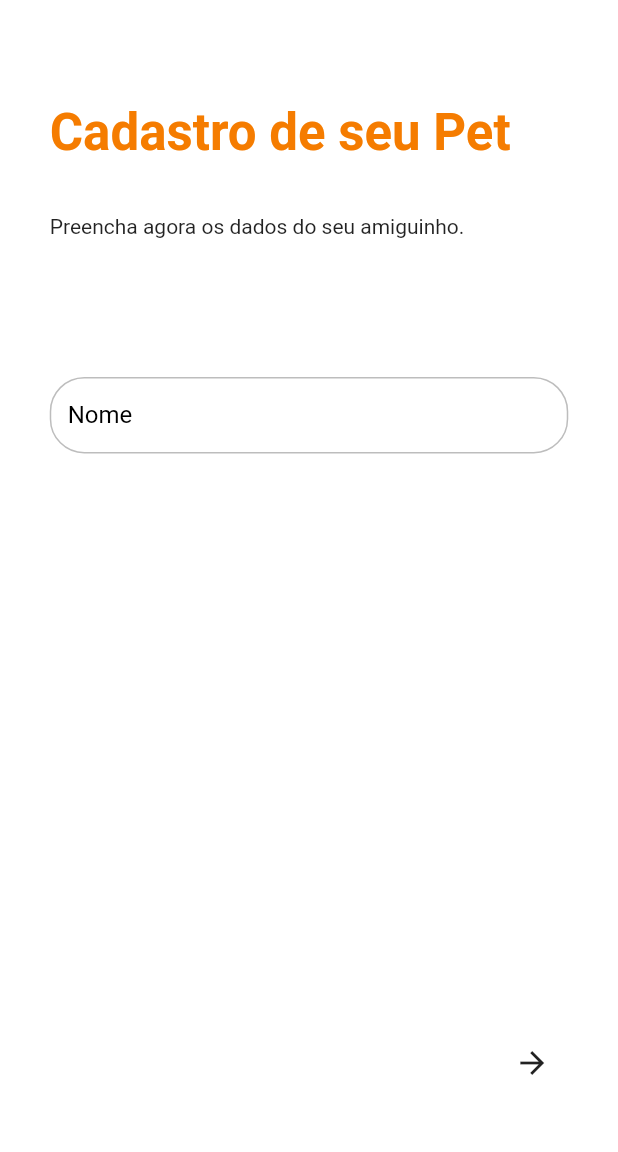
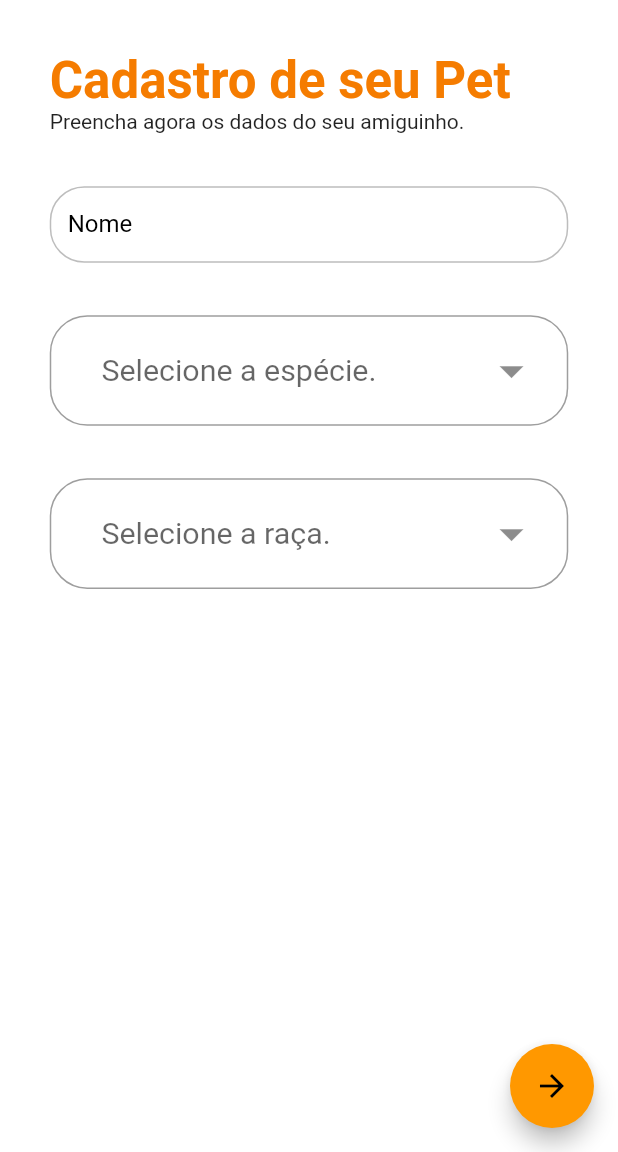
Before and after one commit to renatorv/projetoapp, a Flutter app: the RegisterPetPage screen opened by its route, on a phone screen of 412 x 824 dp, the part 84-1236 px from its top. Run offline on Flutter 3.47's test engine with Material 2 defaults, Android fonts, the phone set to English and light mode, and no system bars; our stand-ins replace dropdown_button2, firebase_auth, firebase_core, get, google_sign_in, loading_animation_widget and 2 more; missing offline and left inert: flutter_facebook_auth, validatorless; accounts and stored records are empty.

Commit message:
botao para ir para a tela de foto OK.

```diff
--- a/lib/app/modules/register_pet/register_pet_controller.dart
+++ b/lib/app/modules/register_pet/register_pet_controller.dart
@@ -1,120 +1,19 @@
-// import 'package:get/get.dart';
-// import 'package:projetoapp/app/models/pet_model.dart';
-// import 'package:projetoapp/app/repositories/pet_repository.dart';
-
-// class RegisterPetController extends GetxController {
-//   final PetRepository _repository;
-//   RegisterPetController(this._repository);
-//   // final _name = ''.obs;
-//   List<Pet> _pets = [];
-//   @override
-//   void onInit() async {
-//     super.onInit();
-//     PetModel petModel = await _repository.listPets();
-
-//     _pets = petModel.result;
-
-//     ///
-//     // print(pets.result.length);
-
-//     for (var p in petModel.result) {
-//       print(p.name);
-//     }
-//   }
-
-//   List<Pet> get listPets => _pets;
-// }
-// segundo teste
-// import 'package:flutter/material.dart';
-// import 'package:get/get.dart';
-// import 'package:projetoapp/app/models/raca_model.dart';
-// import '../../core/mixins/loader_mixin.dart';
-// import '../../core/mixins/message_mixin.dart';
-// import '../../models/animal_model.dart';
-// import '../../repositories/pet_repository.dart';
-
-// class RegisterPetController extends GetxController
-//     with LoaderMixin, MessageMixin {
-//   final PetRepository _repository;
-
-//   RegisterPetController(this._repository);
-
-//   List<Animal> _animal = [];
-
-//   final _loading = false.obs;
-//   final _message = Rxn<MessageModel>();
-
-//   List<Raca> _racas = [];
-
-//   @override
-//   void onInit() async {
-//     super.onInit();
-
-//     loaderListener(_loading);
-//     messageListener(_message);
-
-//     AnimalModel _animalModel = Get.arguments;
-
-//     _animal = _animalModel.result;
-
-//     for (var p in _animalModel.result) {
-//       print(p.name);
-//     }
-//     update();
-//   }
-
-//   List<Animal> get listAnimals => _animal;
-//   List<Raca> get racas => _racas;
-
-//   Future<void> buscaRacasPet(String pet) async {
-//     try {
-//       _loading.toggle();
-//       _message(null);
-
-//       RacaModel _racaModel = await _repository.pegaRacas(pet);
-
-//       _racas = _racaModel.result;
-
-//       for (var p in _racaModel.result) {
-//         print(p.name);
-//       }
-
-//       _loading.toggle();
-
-//       update();
-//     } catch (e) {
-//       _loading.toggle();
-//       _message(
-//         MessageModel(
-//           title: 'Erro',
-//           message: 'Erro ao validar dados.....',
-//           type: MessageType.error,
-//         ),
-//       );
-//     }
-//   }
-// }
-
-import 'package:flutter/material.dart';
 import 'package:get/get.dart';
-import 'package:projetoapp/app/models/raca_model.dart';
-import '../../core/mixins/loader_mixin.dart';
-import '../../core/mixins/message_mixin.dart';
+import '../../core/mixins/mixins.dart';
 import '../../models/animal_model.dart';
+import '../../models/raca_model.dart';
 import '../../repositories/pet_repository.dart';
 
 class RegisterPetController extends GetxController
     with LoaderMixin, MessageMixin {
   final PetRepository _repository;
-
   RegisterPetController(this._repository);
-
   List<Animal> _animal = [];
 
   final _loading = false.obs;
   final _message = Rxn<MessageModel>();
 
-  List<Raca> _racas = [];
+  List<Raca> _racas = <Raca>[].obs;
 
   @override
   void onInit() async {
@@ -134,9 +33,11 @@ class RegisterPetController extends GetxController
   }
 
   List<Animal> get listAnimals => _animal;
+
   List<Raca> get racas => _racas;
 
   Future<void> buscaRacasPet(String pet) async {
+    _racas = [];
     try {
       _loading.toggle();
       _message(null);
@@ -145,13 +46,11 @@ class RegisterPetController extends GetxController
 
       _racas = _racaModel.result;
 
-      for (var p in _racaModel.result) {
-        print(p.name);
-      }
+      // for (var r in _racas) {
+      //   print('Raça => ${r.name}');
+      // }
 
       _loading.toggle();
-
-      update();
     } catch (e) {
       _loading.toggle();
       _message(
@@ -162,5 +61,6 @@ class RegisterPetController extends GetxController
         ),
       );
     }
+    update();
   }
 }
--- a/lib/app/modules/register_pet/register_pet_page.dart
+++ b/lib/app/modules/register_pet/register_pet_page.dart
@@ -1,193 +1,3 @@
-// import 'package:flutter/material.dart';
-// import 'package:get/get.dart';
-// import 'package:validatorless/validatorless.dart';
-// import '../../components/instapet_appbar.dart';
-// import '../../components/instapet_textformfield.dart';
-// import '../../core/core.dart';
-// import '../../models/animal_model.dart';
-// import '../../models/raca_model.dart';
-// import './register_pet_controller.dart';
-// import 'package:dropdown_button2/dropdown_button2.dart';
-
-// class RegisterPetPage extends StatefulWidget {
-//   static const String ROUTE_PAGE = '/register-pet';
-//   const RegisterPetPage({Key? key}) : super(key: key);
-
-//   @override
-//   State<RegisterPetPage> createState() => _RegisterPetPageState();
-// }
-
-// class _RegisterPetPageState
-//     extends InstaState<RegisterPetPage, RegisterPetController> {
-//   final _formKey = GlobalKey<FormState>();
-//   final _nameEC = TextEditingController();
-
-//   String? selectedValue;
-
-//   @override
-//   Widget build(BuildContext context) {
-//     final Responsive _responsive = Responsive(context);
-//     return Scaffold(
-//       appBar: InstapetAppbar(elevation: 0),
-//       backgroundColor: Colors.white,
-//       body: SingleChildScrollView(
-//         child: IntrinsicHeight(
-//           child: Padding(
-//             padding: EdgeInsets.only(
-//               top: _responsive.dp(3.6),
-//               right: _responsive.dp(3.6),
-//               left: _responsive.dp(3.6),
-//             ),
-//             child: Form(
-//               key: _formKey,
-//               child: Column(
-//                 crossAxisAlignment: CrossAxisAlignment.start,
-//                 children: [
-//                   Text(
-//                     'Cadastro de seu Pet',
-//                     style: context.textTheme.headline4?.copyWith(
-//                         fontWeight: FontWeight.bold,
-//                         color: context.theme.primaryColorDark),
-//                   ),
-//                   Text(
-//                     'Preencha agora os dados do seu amiguinho.',
-//                     style: context.textTheme.bodyText1,
-//                   ),
-//                   SizedBox(height: _responsive.dp(3.8)),
-//                   InstapetTextformfield(
-//                     label: 'Nome',
-//                     controller: _nameEC,
-//                     validator: Validatorless.multiple([
-//                       Validatorless.required('Nome é obrigatório.'),
-//                       Validatorless.min(
-//                         6,
-//                         'Nome deve conter pelo menos 6 caracteres.',
-//                       ),
-//                     ]),
-//                   ),
-//                   SizedBox(height: _responsive.dp(3.8)),
-//                   DropdownButtonFormField2<Animal>(
-//                     scrollbarAlwaysShow: false,
-//                     decoration: InputDecoration(
-//                       isDense: true,
-//                       contentPadding: EdgeInsets.zero,
-//                       border: OutlineInputBorder(
-//                         borderRadius: BorderRadius.circular(25),
-//                       ),
-//                     ),
-//                     isExpanded: true,
-//                     hint: Text(
-//                       'Selecione a espécie.',
-//                       style: TextStyle(fontSize: _responsive.dp(2.2)),
-//                     ),
-//                     icon: const Icon(
-//                       Icons.arrow_drop_down,
-//                       color: Colors.black45,
-//                     ),
-//                     iconSize: _responsive.dp(4.2),
-//                     buttonHeight: _responsive.dp(8),
-//                     buttonPadding: EdgeInsets.only(
-//                         left: _responsive.dp(2), right: _responsive.dp(2)),
-//                     dropdownDecoration: BoxDecoration(
-//                       borderRadius: BorderRadius.circular(15),
-//                     ),
-//                     items: controller.listAnimals
-//                         .map(
-//                           (item) => DropdownMenuItem<Animal>(
-//                             value: item,
-//                             child: Text(
-//                               item.name,
-//                               style: TextStyle(
-//                                 fontSize: _responsive.dp(2.2),
-//                               ),
-//                             ),
-//                           ),
-//                         )
-//                         .toList(),
-//                     validator: (value) {
-//                       if (value == null) {
-//                         return 'Favor selecionar espécie.';
-//                       }
-//                       return null;
-//                     },
-//                     onChanged: (value) {
-//                       var pet = value as Animal;
-//                       print(pet.name);
-//                       print(pet.objectId);
-//                       controller.buscaRacasPet(pet.objectId);
-//                     },
-//                     onSaved: (value) {
-//                       selectedValue = value.toString();
-//                     },
-//                   ),
-//                   SizedBox(height: _responsive.dp(3.8)),
-//                   DropdownButtonFormField2<Raca>(
-//                     scrollbarAlwaysShow: false,
-//                     decoration: InputDecoration(
-//                       isDense: true,
-//                       contentPadding: EdgeInsets.zero,
-//                       border: OutlineInputBorder(
-//                         borderRadius: BorderRadius.circular(25),
-//                       ),
-//                     ),
-//                     isExpanded: true,
-//                     hint: Text(
-//                       'Selecione a raça.',
-//                       style: TextStyle(fontSize: _responsive.dp(2.2)),
-//                     ),
-//                     icon: const Icon(
-//                       Icons.arrow_drop_down,
-//                       color: Colors.black45,
-//                     ),
-//                     iconSize: _responsive.dp(4.2),
-//                     buttonHeight: _responsive.dp(8),
-//                     buttonPadding: EdgeInsets.only(
-//                         left: _responsive.dp(2), right: _responsive.dp(2)),
-//                     dropdownDecoration: BoxDecoration(
-//                       borderRadius: BorderRadius.circular(15),
-//                     ),
-//                     items: controller.racas
-//                         .map(
-//                           (item) => DropdownMenuItem<Raca>(
-//                             value: item,
-//                             child: Obx(
-//                               () {
-//                                 return Text(
-//                                   item.name,
-//                                   style: TextStyle(
-//                                     fontSize: _responsive.dp(2.2),
-//                                   ),
-//                                 );
-//                               },
-//                             ),
-//                           ),
-//                         )
-//                         .toList(),
-//                     validator: (value) {
-//                       if (value == null) {
-//                         return 'Favor selecionar a raça.';
-//                       }
-//                       return null;
-//                     },
-//                     onChanged: (value) {
-//                       var pet = value as Raca;
-//                       print(pet.name);
-//                       print(pet.idRaca);
-//                     },
-//                     onSaved: (value) {
-//                       selectedValue = value.toString();
-//                     },
-//                   ),
-//                 ],
-//               ),
-//             ),
-//           ),
-//         ),
-//       ),
-//     );
-//   }
-// }
-
 import 'package:flutter/material.dart';
 import 'package:get/get.dart';
 import 'package:validatorless/validatorless.dart';
@@ -214,19 +24,30 @@ class _RegisterPetPageState
 
   String? selectedValue;
 
+  // late Raca? racaAtual;?????
+
+  final GlobalKey<FormFieldState> key = GlobalKey<FormFieldState>();
+
   @override
   Widget build(BuildContext context) {
     final Responsive _responsive = Responsive(context);
-    return Scaffold(
+    return GetBuilder<RegisterPetController>(
+      builder: (_) => Scaffold(
+        floatingActionButton: FloatingActionButton(
+          onPressed: () {
+            final formValid = _formKey.currentState?.validate() ?? false;
+
+            if (formValid) {
+              print(_nameEC.text);
+            }
+          },
+          child: Icon(Icons.arrow_forward),
+        ),
         appBar: InstapetAppbar(elevation: 0),
         backgroundColor: Colors.white,
         body: LayoutBuilder(
           builder: (_, constraints) {
             return SingleChildScrollView(
-            child: ConstrainedBox(
-              constraints: BoxConstraints(
-                minHeight: constraints.maxHeight,
-              ),
               child: IntrinsicHeight(
                 child: Padding(
                   padding: EdgeInsets.only(
@@ -238,52 +59,166 @@ class _RegisterPetPageState
                     key: _formKey,
                     child: Column(
                       crossAxisAlignment: CrossAxisAlignment.start,
-                      mainAxisAlignment: MainAxisAlignment.spaceEvenly,
                       children: [
-                        SizedBox(height: _responsive.dp(3.8)),
                         Text(
                           'Cadastro de seu Pet',
                           style: context.textTheme.headline4?.copyWith(
                               fontWeight: FontWeight.bold,
                               color: context.theme.primaryColorDark),
                         ),
-                        SizedBox(height: _responsive.dp(3.8)),
                         Text(
                           'Preencha agora os dados do seu amiguinho.',
                           style: context.textTheme.bodyText1,
                         ),
-                        SizedBox(height: _responsive.dp(10)),
+                        SizedBox(height: _responsive.dp(3.8)),
                         InstapetTextformfield(
                           label: 'Nome',
                           controller: _nameEC,
                           validator: Validatorless.multiple([
                             Validatorless.required('Nome é obrigatório.'),
                             Validatorless.min(
-                              4,
-                              'Nome deve conter pelo menos 4 caracteres.',
+                              6,
+                              'Nome deve conter pelo menos 6 caracteres.',
                             ),
                           ]),
                         ),
-                        Spacer(),
-                        Row(
-                          mainAxisAlignment: MainAxisAlignment.end,
-                          children: [
-                            IconButton(
-                              icon: const Icon(Icons.arrow_forward),
-                              onPressed: () {
-                                final formValid =
-                                    _formKey.currentState?.validate() ?? false;
+                        SizedBox(height: _responsive.dp(3.8)),
+                        DropdownButtonFormField2<Animal>(
+                          decoration: InputDecoration(
+                            isDense: true,
+                            contentPadding: EdgeInsets.zero,
+                            border: OutlineInputBorder(
+                              borderRadius: BorderRadius.circular(25),
+                            ),
+                          ),
+                          isExpanded: true,
+                          hint: Text(
+                            'Selecione a espécie.',
+                            style: TextStyle(
+                              fontSize: _responsive.dp(2.2),
+                            ),
+                          ),
+                          icon: const Icon(
+                            Icons.arrow_drop_down,
+                            color: Colors.black45,
+                          ),
+                          iconSize: _responsive.dp(4.2),
+                          buttonHeight: _responsive.dp(8),
+                          buttonPadding: EdgeInsets.only(
+                            left: _responsive.dp(2),
+                            right: _responsive.dp(2),
+                          ),
+                          dropdownDecoration: BoxDecoration(
+                            borderRadius: BorderRadius.circular(15),
+                          ),
+                          items: controller.listAnimals
+                              .map(
+                                (item) => DropdownMenuItem<Animal>(
+                                  value: item,
+                                  child: Text(
+                                    item.name,
+                                    style: TextStyle(
+                                      fontSize: _responsive.dp(2.2),
+                                    ),
+                                  ),
+                                ),
+                              )
+                              .toList(),
+                          validator: (value) {
+                            if (value == null) {
+                              return 'Favor selecionar espécie.';
+                            }
+                            return null;
+                          },
+                          onChanged: (value) {
+                            key.currentState?.reset();
 
-                                if (formValid) {
-                                  print(_nameEC.text);
-                                }
+                            var pet = value as Animal;
+                            // print(pet.name);
+                            // print(pet.objectId);
+                            controller.buscaRacasPet(pet.objectId);
+                          },
+                          onSaved: (value) {
+                            selectedValue = value.toString();
                           },
                         ),
+                        SizedBox(height: _responsive.dp(3.8)),
+                        DropdownButtonFormField2<Raca>(
+                          key: key,
+                          decoration: InputDecoration(
+                            isDense: true,
+                            contentPadding: EdgeInsets.zero,
+                            border: OutlineInputBorder(
+                              borderRadius: BorderRadius.circular(25),
+                            ),
+                          ),
+                          isExpanded: true,
+                          hint: Text(
+                            'Selecione a raça.',
+                            style: TextStyle(
+                              fontSize: _responsive.dp(2.2),
+                            ),
+                          ),
+                          icon: const Icon(
+                            Icons.arrow_drop_down,
+                            color: Colors.black45,
+                          ),
+                          iconSize: _responsive.dp(4.2),
+                          buttonHeight: _responsive.dp(8),
+                          buttonPadding: EdgeInsets.only(
+                            left: _responsive.dp(2),
+                            right: _responsive.dp(2),
+                          ),
+                          dropdownDecoration: BoxDecoration(
+                            borderRadius: BorderRadius.circular(15),
+                          ),
+                          items: controller.racas
+                              .map(
+                                (item) => DropdownMenuItem<Raca>(
+                                  value: item,
+                                  child: Text(
+                                    item.name,
+                                    style: TextStyle(
+                                      fontSize: _responsive.dp(2.2),
+                                    ),
+                                  ),
+                                ),
+                              )
+                              .toList(),
+                          validator: (value) {
+                            if (value == null) {
+                              return 'Favor selecionar a raça.';
+                            }
+                            return null;
+                          },
+                          onChanged: (Raca? value) {
+                            setState(() {});
+                            // racaAtual = value;??????
+                            // var raca = value as Raca;
+                            // print(raca.name);
+                          },
+                          onSaved: (value) {
+                            selectedValue = value.toString();
+                          },
+                        ),
+                        // SizedBox(height: _responsive.dp(30)),
+                        // Row(
+                        //   mainAxisAlignment: MainAxisAlignment.end,
+                        //   children: [
+                        //     IconButton(
+                        //       icon: const Icon(Icons.arrow_forward),
+                        //       onPressed: () {
+                        //         final formValid =
+                        //             _formKey.currentState?.validate() ?? false;
+
+                        //         if (formValid) {
+                        //           print(_nameEC.text);
+                        //         }
+                        //       },
+                        //     ),
+                        //   ],
+                        // ),
                       ],
-                        ),
-                        SizedBox(height: _responsive.dp(3.8)),
-                      ],
-                    ),
                     ),
                   ),
                 ),
@@ -291,6 +226,7 @@ class _RegisterPetPageState
             );
           },
         ),
+      ),
     );
   }
 }
```
Also changed, not shown: 2 other files. Lines whose indentation alone changed are shown as unchanged.
